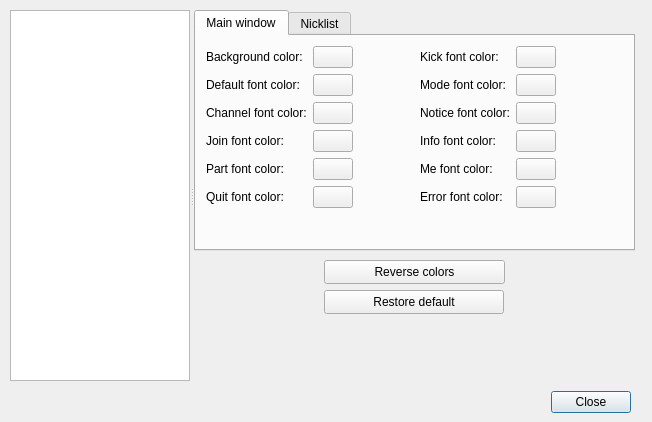
First picture: the form in ui/options.ui, repository gitter-badger/simplechatclient, before the edit.
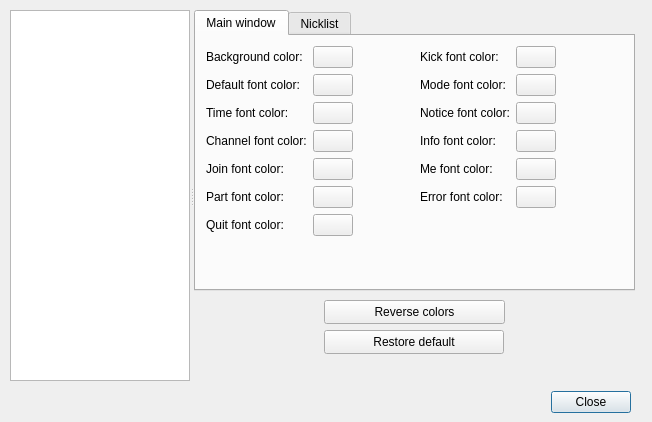
Second picture: the form after the edit. The open tabs and pages were chosen to show the change. Icons and pictures are not drawn.

Commit message: added time color option

The edit to the form file:
```diff
--- a/ui/options.ui
+++ b/ui/options.ui
@@ -485,7 +485,7 @@
         <x>0</x>
         <y>0</y>
         <width>441</width>
-        <height>241</height>
+        <height>281</height>
        </rect>
       </property>
       <property name="currentIndex">
@@ -501,7 +501,7 @@
           <x>10</x>
           <y>10</y>
           <width>421</width>
-          <height>196</height>
+          <height>242</height>
          </rect>
         </property>
         <layout class="QHBoxLayout" name="horizontalLayout_6">
@@ -560,13 +560,39 @@
             </widget>
            </item>
            <item row="2" column="0">
+            <widget class="QLabel" name="label_time_color">
+             <property name="text">
+              <string>Time font color:</string>
+             </property>
+            </widget>
+           </item>
+           <item row="2" column="1">
+            <widget class="QPushButton" name="pushButton_time_color">
+             <property name="sizePolicy">
+              <sizepolicy hsizetype="Fixed" vsizetype="Fixed">
+               <horstretch>0</horstretch>
+               <verstretch>0</verstretch>
+              </sizepolicy>
+             </property>
+             <property name="text">
+              <string/>
+             </property>
+             <property name="iconSize">
+              <size>
+               <width>50</width>
+               <height>15</height>
+              </size>
+             </property>
+            </widget>
+           </item>
+           <item row="3" column="0">
             <widget class="QLabel" name="label_channel_color">
              <property name="text">
               <string>Channel font color:</string>
              </property>
             </widget>
            </item>
-           <item row="2" column="1">
+           <item row="3" column="1">
             <widget class="QPushButton" name="pushButton_channel_color">
              <property name="sizePolicy">
               <sizepolicy hsizetype="Fixed" vsizetype="Fixed">
@@ -585,14 +611,14 @@
              </property>
             </widget>
            </item>
-           <item row="3" column="0">
+           <item row="4" column="0">
             <widget class="QLabel" name="label_join_color">
              <property name="text">
               <string>Join font color:</string>
              </property>
             </widget>
            </item>
-           <item row="3" column="1">
+           <item row="4" column="1">
             <widget class="QPushButton" name="pushButton_join_color">
              <property name="sizePolicy">
               <sizepolicy hsizetype="Fixed" vsizetype="Fixed">
@@ -611,14 +637,14 @@
              </property>
             </widget>
            </item>
-           <item row="4" column="0">
+           <item row="5" column="0">
             <widget class="QLabel" name="label_part_color">
              <property name="text">
               <string>Part font color:</string>
              </property>
             </widget>
            </item>
-           <item row="4" column="1">
+           <item row="5" column="1">
             <widget class="QPushButton" name="pushButton_part_color">
              <property name="sizePolicy">
               <sizepolicy hsizetype="Fixed" vsizetype="Fixed">
@@ -637,14 +663,14 @@
              </property>
             </widget>
            </item>
-           <item row="5" column="0">
+           <item row="6" column="0">
             <widget class="QLabel" name="label_quit_color">
              <property name="text">
               <string>Quit font color:</string>
              </property>
             </widget>
            </item>
-           <item row="5" column="1">
+           <item row="6" column="1">
             <widget class="QPushButton" name="pushButton_quit_color">
              <property name="sizePolicy">
               <sizepolicy hsizetype="Fixed" vsizetype="Fixed">
@@ -997,7 +1023,7 @@
       <property name="geometry">
        <rect>
         <x>130</x>
-        <y>280</y>
+        <y>320</y>
         <width>180</width>
         <height>24</height>
        </rect>
@@ -1010,7 +1036,7 @@
       <property name="geometry">
        <rect>
         <x>130</x>
-        <y>250</y>
+        <y>290</y>
         <width>181</width>
         <height>24</height>
        </rect>
```
The commit also changes 5 other files.
